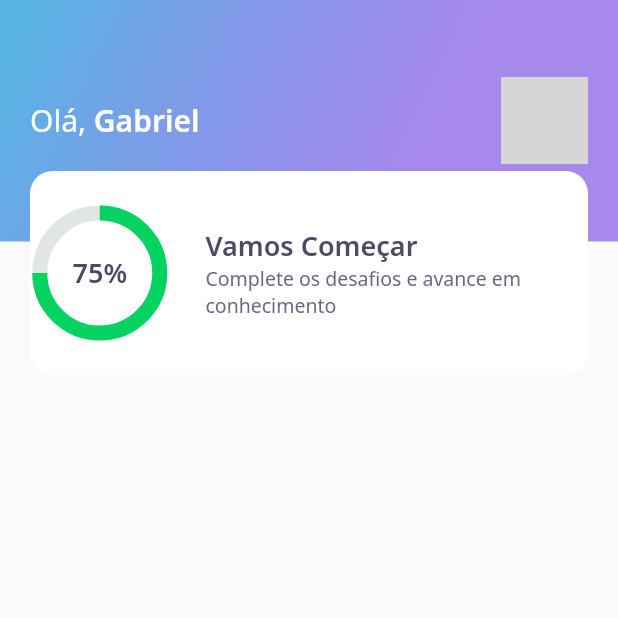
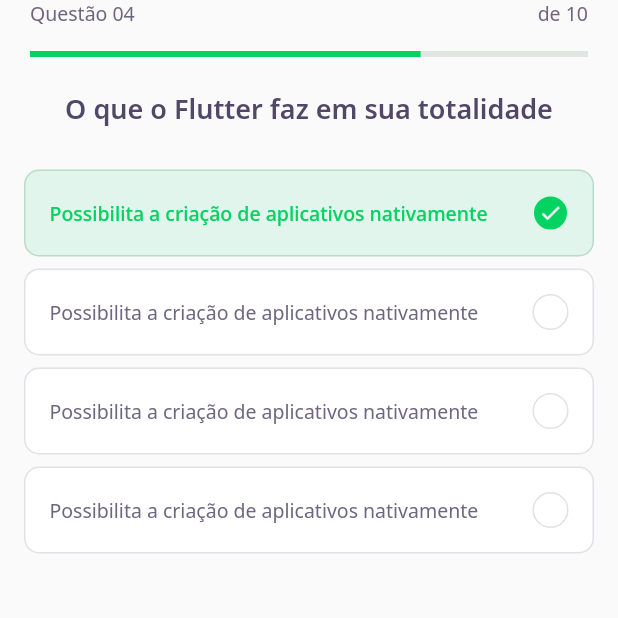
Before and after one commit to gsouza97/NLW5-Flutter, a Flutter app: the screen it shows after launch, on a phone screen of 412 x 824 dp, the top half of it. Run offline on Flutter 3.47's test engine with Material 2 defaults, Android fonts, the phone set to English and light mode, and no system bars; our stand-ins replace google_fonts; grey boxes are pictures that could not be loaded.

Commit message:
criacao do levelbutton, quizcard e da pagina challenge

```diff
--- /dev/null
+++ b/lib/challenge/challenge_page.dart
@@ -0,0 +1,21 @@
+import 'package:DevQuiz/challenge/widgets/question_indicator/question_indicator_widget.dart';
+import 'package:DevQuiz/challenge/widgets/quiz/quiz_widget.dart';
+import 'package:flutter/material.dart';
+
+class ChallengePage extends StatefulWidget {
+  @override
+  _ChallengePageState createState() => _ChallengePageState();
+}
+
+class _ChallengePageState extends State<ChallengePage> {
+  @override
+  Widget build(BuildContext context) {
+    return Scaffold(
+      appBar: PreferredSize(
+        preferredSize: Size.fromHeight(60),
+        child: SafeArea(top: true, child: QuestionIndicatorWidget()),
+      ),
+      body: QuizWidget(title: 'O que o Flutter faz em sua totalidade'),
+    );
+  }
+}
--- /dev/null
+++ b/lib/challenge/widgets/answer/answer_widget.dart
@@ -0,0 +1,78 @@
+import 'package:DevQuiz/core/app_colors.dart';
+import 'package:DevQuiz/core/app_text_styles.dart';
+import 'package:flutter/material.dart';
+
+class AnswerWidget extends StatelessWidget {
+  final String title;
+  final bool isRight;
+  final bool isSelected;
+
+  AnswerWidget(
+      {required this.title, this.isRight = false, this.isSelected = false});
+
+  Color get _selectedColorRight =>
+      isRight ? AppColors.darkGreen : AppColors.darkRed;
+
+  Color get _selectedBorderRight =>
+      isRight ? AppColors.lightGreen : AppColors.lightRed;
+
+  Color get _selectedColorCardRight =>
+      isRight ? AppColors.lightGreen : AppColors.lightRed;
+
+  Color get _selectedBorderCardRight =>
+      isRight ? AppColors.green : AppColors.red;
+
+  TextStyle get _selectedTextStyleRight =>
+      isRight ? AppTextStyles.bodyDarkGreen : AppTextStyles.bodyDarkRed;
+
+  IconData get _selectedIconRight => isRight ? Icons.check : Icons.close;
+
+  @override
+  Widget build(BuildContext context) {
+    return Padding(
+      padding: const EdgeInsets.symmetric(horizontal: 16, vertical: 4),
+      child: Container(
+        padding: EdgeInsets.all(16),
+        decoration: BoxDecoration(
+          color: isSelected ? _selectedColorCardRight : AppColors.white,
+          borderRadius: BorderRadius.circular(10),
+          border: Border.fromBorderSide(BorderSide(
+            color: isSelected ? _selectedBorderCardRight : AppColors.border,
+          )),
+        ),
+        child: Row(
+          mainAxisAlignment: MainAxisAlignment.spaceBetween,
+          children: [
+            Expanded(
+              child: Text(
+                title,
+                style:
+                    isSelected ? _selectedTextStyleRight : AppTextStyles.body,
+              ),
+            ),
+            Container(
+              width: 24,
+              height: 24,
+              decoration: BoxDecoration(
+                color: isSelected ? _selectedColorRight : AppColors.white,
+                borderRadius: BorderRadius.circular(500),
+                border: Border.fromBorderSide(
+                  BorderSide(
+                      color:
+                          isSelected ? _selectedBorderRight : AppColors.border),
+                ),
+              ),
+              child: isSelected
+                  ? Icon(
+                      _selectedIconRight,
+                      size: 16,
+                      color: AppColors.white,
+                    )
+                  : null,
+            )
+          ],
+        ),
+      ),
+    );
+  }
+}
--- /dev/null
+++ b/lib/challenge/widgets/question_indicator/question_indicator_widget.dart
@@ -0,0 +1,31 @@
+import 'package:DevQuiz/core/app_text_styles.dart';
+import 'package:DevQuiz/shared/widgets/progress_indicator/progress_indicator_widget.dart';
+import 'package:flutter/material.dart';
+
+class QuestionIndicatorWidget extends StatelessWidget {
+  @override
+  Widget build(BuildContext context) {
+    return Container(
+      padding: EdgeInsets.symmetric(horizontal: 20),
+      child: Column(
+        children: [
+          Row(
+            mainAxisAlignment: MainAxisAlignment.spaceBetween,
+            children: [
+              Text(
+                'Questão 04',
+                style: AppTextStyles.body,
+              ),
+              Text(
+                'de 10',
+                style: AppTextStyles.body,
+              ),
+            ],
+          ),
+          SizedBox(height: 16),
+          ProgressIndicatorWidget(value: 0.7)
+        ],
+      ),
+    );
+  }
+}
--- /dev/null
+++ b/lib/challenge/widgets/quiz/quiz_widget.dart
@@ -0,0 +1,38 @@
+import 'package:DevQuiz/challenge/widgets/answer/answer_widget.dart';
+import 'package:DevQuiz/core/app_text_styles.dart';
+import 'package:flutter/material.dart';
+
+class QuizWidget extends StatelessWidget {
+  final String title;
+
+  QuizWidget({required this.title});
+
+  @override
+  Widget build(BuildContext context) {
+    return Container(
+      child: Column(
+        children: [
+          Text(
+            title,
+            style: AppTextStyles.heading,
+          ),
+          SizedBox(height: 24),
+          AnswerWidget(
+            title: 'Possibilita a criação de aplicativos nativamente',
+            isRight: true,
+            isSelected: true,
+          ),
+          AnswerWidget(
+            title: 'Possibilita a criação de aplicativos nativamente',
+          ),
+          AnswerWidget(
+            title: 'Possibilita a criação de aplicativos nativamente',
+          ),
+          AnswerWidget(
+            title: 'Possibilita a criação de aplicativos nativamente',
+          ),
+        ],
+      ),
+    );
+  }
+}
--- a/lib/core/app_widget.dart
+++ b/lib/core/app_widget.dart
@@ -1,3 +1,4 @@
+import 'package:DevQuiz/challenge/challenge_page.dart';
 import 'package:DevQuiz/home/home_page.dart';
 import 'package:DevQuiz/splash/splash_page.dart';
 import 'package:flutter/material.dart';
@@ -7,7 +8,7 @@ class AppWidget extends StatelessWidget {
   Widget build(BuildContext context) {
     return MaterialApp(
       title: "DevQuiz",
-      home: HomePage(),
+      home: ChallengePage(),
     );
   }
 }
--- a/lib/home/widgets/score_card/score_card_widget.dart
+++ b/lib/home/widgets/score_card/score_card_widget.dart
@@ -14,6 +14,8 @@ class ScoreCardWidget extends StatelessWidget {
           color: AppColors.white,
           borderRadius: BorderRadius.circular(15),
         ),
+        child: Padding(
+          padding: const EdgeInsets.symmetric(horizontal: 24),
           child: Row(
             crossAxisAlignment: CrossAxisAlignment.center,
             children: [
@@ -44,6 +46,7 @@ class ScoreCardWidget extends StatelessWidget {
             ],
           ),
         ),
+      ),
     );
   }
 }
--- a/lib/main.dart
+++ b/lib/main.dart
@@ -1,3 +1,4 @@
+import 'package:DevQuiz/challenge/challenge_page.dart';
 import 'package:DevQuiz/home/home_page.dart';
 import 'package:DevQuiz/splash/splash_page.dart';
 import 'package:flutter/material.dart';
@@ -24,7 +25,7 @@ class MyApp extends StatelessWidget {
         // is not restarted.
         primarySwatch: Colors.blue,
       ),
-      home: HomePage(),
+      home: ChallengePage(),
     );
   }
 }
--- /dev/null
+++ b/lib/shared/widgets/progress_indicator/progress_indicator_widget.dart
@@ -0,0 +1,19 @@
+import 'package:DevQuiz/core/app_colors.dart';
+import 'package:flutter/material.dart';
+
+class ProgressIndicatorWidget extends StatelessWidget {
+  final double value;
+
+  ProgressIndicatorWidget({required this.value});
+
+  @override
+  Widget build(BuildContext context) {
+    return LinearProgressIndicator(
+      value: value,
+      backgroundColor: AppColors.chartSecondary,
+      valueColor: AlwaysStoppedAnimation<Color>(
+        AppColors.chartPrimary,
+      ),
+    );
+  }
+}
```
Also changed, not shown: lib/home/home_page.dart (+32 -0 lines), lib/home/widgets/level_button/level_button_widget.dart (added, +59 -0 lines), lib/home/widgets/quiz_card/quiz_card_widget.dart (added, +50 -0 lines), 3 other files. Lines whose indentation alone changed are shown as unchanged.
